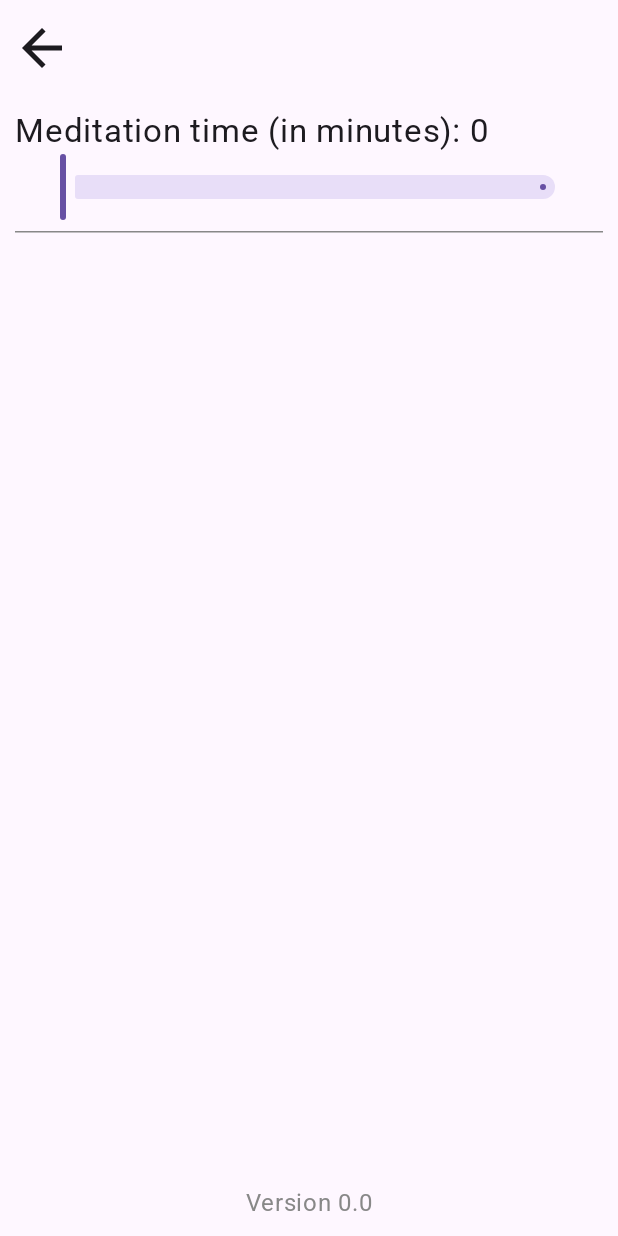
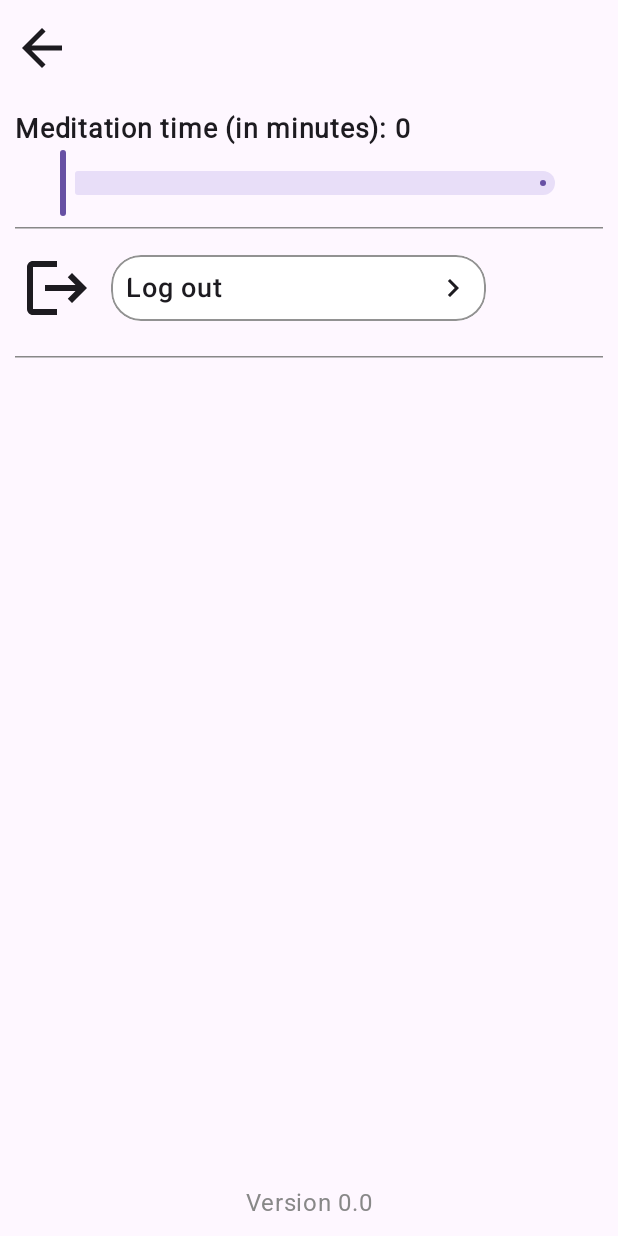
Before and after one commit to assperq/Meditation, an Android app built with Jetpack Compose: the SettingsScreen screen opened through its navigation route, on a phone screen of 412 x 824 dp. Run offline under Robolectric (Android 15) with nearby library versions, the phone set to English and light mode, and no system bars; our stand-ins replace Dagger/Hilt's generated code, Firebase (no records; nobody signed in at launch, a user with empty details on screens opened directly); 2 statements that could not run were skipped.

Commit message:
перенес выход из аккаунта в настройки и кнопку остановки медитации

```diff
--- a/app/src/main/java/com/w1nkkkk/meditation/data/datasource/remote/account/AccountRemoteDatasource.kt
+++ b/app/src/main/java/com/w1nkkkk/meditation/data/datasource/remote/account/AccountRemoteDatasource.kt
@@ -6,5 +6,6 @@ interface AccountRemoteDatasource {
     suspend fun changeName(name: String)
     suspend fun changeDaysCount(date: Long)
     suspend fun addAchievement(achievement: Map<String, String>)
+    suspend fun changeEmotionalState(state : Int)
     suspend fun getAccountData(id: String) : AccountDtoModel
 }
--- a/app/src/main/java/com/w1nkkkk/meditation/data/entity/AccountDtoModel.kt
+++ b/app/src/main/java/com/w1nkkkk/meditation/data/entity/AccountDtoModel.kt
@@ -3,11 +3,13 @@ package com.w1nkkkk.meditation.data.entity
 data class AccountDtoModel(
     val name : String,
     val day_count : Int,
-    val achievements : Map<String, String>
+    val achievements : Map<String, String>,
+    val emotion_state : Int
 ) {
     constructor() : this(
         "",
         0,
-        hashMapOf()
+        hashMapOf(),
+        0
     )
 }
--- a/app/src/main/java/com/w1nkkkk/meditation/data/mapper/AccountMapper.kt
+++ b/app/src/main/java/com/w1nkkkk/meditation/data/mapper/AccountMapper.kt
@@ -8,7 +8,8 @@ class AccountMapper {
         return AccountModel(
             name = account.name,
             dayCount = account.day_count,
-            achievements = account.achievements
+            achievements = account.achievements,
+            emotion_state = account.emotion_state
         )
     }
 }
--- a/app/src/main/java/com/w1nkkkk/meditation/data/repository/AccountRepositoryImpl.kt
+++ b/app/src/main/java/com/w1nkkkk/meditation/data/repository/AccountRepositoryImpl.kt
@@ -23,6 +23,10 @@ class AccountRepositoryImpl(
         datasourceImpl.addAchievement(achievement)
     }
 
+    override suspend fun changeEmotionalState(state: Int) {
+        datasourceImpl.changeEmotionalState(state)
+    }
+
     override suspend fun getAccountData(id: String): AccountModel {
         return mapper.map(datasourceImpl.getAccountData(id))
     }
--- a/app/src/main/java/com/w1nkkkk/meditation/domain/account/AccountModel.kt
+++ b/app/src/main/java/com/w1nkkkk/meditation/domain/account/AccountModel.kt
@@ -3,7 +3,8 @@ package com.w1nkkkk.meditation.domain.account
 data class AccountModel(
     val name : String,
     val dayCount : Int,
-    val achievements : Map<String, String>
+    val achievements : Map<String, String>,
+    val emotion_state : Int
 ) {
-    constructor() : this("", -1, mapOf())
+    constructor() : this("", -1, mapOf(), 0)
 }
--- a/app/src/main/java/com/w1nkkkk/meditation/domain/account/AccountRepository.kt
+++ b/app/src/main/java/com/w1nkkkk/meditation/domain/account/AccountRepository.kt
@@ -4,5 +4,6 @@ interface AccountRepository {
     suspend fun changeName(name: String)
     suspend fun changeDaysCount(date: Long)
     suspend fun addAchievement(achievement: Map<String, String>)
+    suspend fun changeEmotionalState(state : Int)
     suspend fun getAccountData(id: String) : AccountModel
 }
--- a/app/src/main/java/com/w1nkkkk/meditation/domain/services/MeditationService.kt
+++ b/app/src/main/java/com/w1nkkkk/meditation/domain/services/MeditationService.kt
@@ -63,11 +63,14 @@ class MeditationService : Service() {
                 sendCompletionNotification()
                 addHistoryItem(mode)
                 mediaPlayer.stop()
+                isRunning = false
                 stopSelf()
             }
         }.start()
 
         mediaPlayer.start()
+
+        isRunning = true
 
         return START_STICKY
     }
@@ -131,9 +134,12 @@ class MeditationService : Service() {
         super.onDestroy()
         timer?.cancel()
         mediaPlayer.release()
+        isRunning = false
     }
 
     companion object {
         const val EXTRA_DURATION = "duration_extra"
+
+        var isRunning : Boolean = false
     }
 }
--- a/app/src/main/java/com/w1nkkkk/meditation/presentation/screen/MainScreen.kt
+++ b/app/src/main/java/com/w1nkkkk/meditation/presentation/screen/MainScreen.kt
@@ -39,6 +39,7 @@ import androidx.compose.ui.draw.clip
 import androidx.compose.ui.layout.ContentScale
 import androidx.compose.ui.platform.LocalContext
 import androidx.compose.ui.res.painterResource
+import androidx.compose.ui.text.style.TextAlign
 import androidx.compose.ui.unit.dp
 import androidx.core.content.ContextCompat
 import androidx.hilt.navigation.compose.hiltViewModel
@@ -54,7 +55,6 @@ import com.w1nkkkk.meditation.domain.mode.Visualization
 import com.w1nkkkk.meditation.domain.mode.WalkingMeditation
 import com.w1nkkkk.meditation.domain.preferences.Preferences
 import com.w1nkkkk.meditation.domain.services.MeditationService
-import com.w1nkkkk.meditation.isMyServiceRunning
 import com.w1nkkkk.meditation.presentation.MainActivity
 import com.w1nkkkk.meditation.presentation.component.AppTopBar
 import com.w1nkkkk.meditation.presentation.component.BaseText
@@ -131,7 +131,7 @@ fun MainScreen(
                             VerticalSpace(4.dp)
                             BaseText(currentMode.getName(context))
                             VerticalSpace(4.dp)
-                            BaseText(currentMode.getDescription(context))
+                            BaseText(currentMode.getDescription(context), textAlign = TextAlign.Center)
                         }
                     }
 
@@ -174,8 +174,7 @@ fun MainScreen(
 
                 VerticalSpace(10.dp)
 
-                Button(onClick = {
-                    if (!isMyServiceRunning(MeditationService::class.java, context)) {
+                val startMeditation = {
                     accountViewModel.changeDaysCount()
                     val today = DateObject.convertLongToTime(DateObject.currentTimeToLong())
                     CoroutineScope(Dispatchers.IO).launch {
@@ -192,8 +191,27 @@ fun MainScreen(
                     }
                     ContextCompat.startForegroundService(context, intent)
                 }
+
+                val stopMeditation = {
+                    val intent = Intent(context, MeditationService::class.java)
+                    context.stopService(intent)
+                }
+
+                var buttonText by remember {
+                    mutableStateOf(context.getString(R.string.start_meditation))
+                }
+
+                Button(onClick = {
+                    if(MeditationService.isRunning) {
+                        stopMeditation()
+                        buttonText = context.getString(R.string.start_meditation)
+                    }
+                    else  {
+                        startMeditation()
+                        buttonText = context.getString(R.string.stop_meditation)
+                    }
                 }) {
-                    Text(context.getString(R.string.start_meditation))
+                    Text(text = buttonText)
                 }
             }
         }
--- a/app/src/main/java/com/w1nkkkk/meditation/presentation/screen/SettingsScreen.kt
+++ b/app/src/main/java/com/w1nkkkk/meditation/presentation/screen/SettingsScreen.kt
@@ -1,5 +1,9 @@
 package com.w1nkkkk.meditation.presentation.screen
 
+import androidx.compose.foundation.background
+import androidx.compose.foundation.border
+import androidx.compose.foundation.clickable
+import androidx.compose.foundation.layout.Arrangement
 import androidx.compose.foundation.layout.Box
 import androidx.compose.foundation.layout.Column
 import androidx.compose.foundation.layout.Row
@@ -8,28 +12,43 @@ import androidx.compose.foundation.layout.fillMaxSize
 import androidx.compose.foundation.layout.fillMaxWidth
 import androidx.compose.foundation.layout.height
 import androidx.compose.foundation.layout.padding
+import androidx.compose.foundation.layout.size
+import androidx.compose.foundation.layout.width
+import androidx.compose.foundation.shape.RoundedCornerShape
+import androidx.compose.material.icons.Icons
+import androidx.compose.material.icons.filled.KeyboardArrowRight
 import androidx.compose.material3.HorizontalDivider
+import androidx.compose.material3.Icon
 import androidx.compose.material3.Scaffold
 import androidx.compose.material3.Slider
+import androidx.compose.material3.Text
 import androidx.compose.runtime.Composable
 import androidx.compose.runtime.getValue
 import androidx.compose.runtime.remember
 import androidx.compose.runtime.setValue
 import androidx.compose.ui.Alignment
 import androidx.compose.ui.Modifier
+import androidx.compose.ui.draw.clip
 import androidx.compose.ui.graphics.Color
 import androidx.compose.ui.platform.LocalContext
+import androidx.compose.ui.res.painterResource
+import androidx.compose.ui.text.font.FontWeight
 import androidx.compose.ui.unit.dp
 import androidx.compose.ui.unit.sp
+import androidx.hilt.navigation.compose.hiltViewModel
 import androidx.navigation.NavController
 import com.w1nkkkk.meditation.R
 import com.w1nkkkk.meditation.presentation.MainActivity
 import com.w1nkkkk.meditation.presentation.component.AppTopBar
 import com.w1nkkkk.meditation.presentation.component.BaseText
+import com.w1nkkkk.meditation.presentation.component.auth.AuthViewModel
 import com.w1nkkkk.meditation.presentation.component.preferences.PreferencesPresenter
 
 @Composable
-fun SettingsScreen(navController : NavController, preferencesPresenter: PreferencesPresenter) {
+fun SettingsScreen(navController : NavController,
+   preferencesPresenter: PreferencesPresenter,
+   authViewModel: AuthViewModel = hiltViewModel()
+) {
     preferencesPresenter.getPreferences()
     val context = LocalContext.current
     val preferences by remember {
@@ -47,8 +66,9 @@ fun SettingsScreen(navController : NavController, preferencesPresenter: Preferen
         ) {
             Column {
                 Row(modifier = Modifier.fillMaxWidth()) {
-                    BaseText(context.getString(R.string.meditation_time_preference) + ": ", fontSize = 22.sp)
-                    BaseText("%.0f".format(meditationTime), fontSize = 22.sp)
+                    BaseText(context.getString(R.string.meditation_time_preference) + ": ", fontSize = 18.sp,
+                        fontWeight = FontWeight.SemiBold)
+                    BaseText("%.0f".format(meditationTime), fontSize = 18.sp, fontWeight = FontWeight.SemiBold)
                 }
 
                 Slider(
@@ -66,6 +86,22 @@ fun SettingsScreen(navController : NavController, preferencesPresenter: Preferen
 
                 Spacer(modifier = Modifier.height(5.dp))
                 HorizontalDivider(color = Color.Gray)
+                Spacer(modifier = Modifier.height(7.dp))
+
+                SettingsSection(
+                    iconPlaceholder = R.drawable.ic_logout,
+                    content = {
+                        SettingElement(
+                            text = context.getString(R.string.log_out_button),
+                            onElementClick = {
+                                authViewModel.singOut()
+                            }
+                        )
+                    }
+                )
+
+                Spacer(modifier = Modifier.height(5.dp))
+                HorizontalDivider(color = Color.Gray)
 
                 Box(
                     modifier = Modifier.fillMaxSize().padding(bottom = 10.dp),
@@ -77,3 +113,64 @@ fun SettingsScreen(navController : NavController, preferencesPresenter: Preferen
         }
     }
 }
+
+
+@Composable
+private fun SettingsSection(
+    iconPlaceholder: Int,
+    content: @Composable () -> Unit
+) {
+    Column {
+        Row(
+            verticalAlignment = Alignment.CenterVertically,
+            modifier = Modifier.padding(bottom = 8.dp)
+        ) {
+            Box(
+                modifier = Modifier
+                    .size(64.dp)
+                    .padding(end = 8.dp),
+                contentAlignment = Alignment.Center
+            ) {
+                Icon(painter = painterResource(iconPlaceholder), contentDescription = null,
+                    modifier = Modifier.size(48.dp))
+            }
+
+            Spacer(Modifier.padding(vertical = 4.dp))
+
+            content()
+        }
+    }
+}
+
+@Composable
+private fun SettingElement(
+    text : String,
+    onElementClick : () -> Unit
+) {
+    Box(
+        modifier = Modifier
+            .width(250.dp)
+            .clip(RoundedCornerShape(20.dp))
+            .border(
+                width = 1.dp,
+                color = Color(146, 146, 146),
+                shape = RoundedCornerShape(20.dp)
+            )
+            .background(Color.White)
+            .clickable(onClick = onElementClick)
+    ) {
+        Row(
+            verticalAlignment = Alignment.CenterVertically,
+            horizontalArrangement = Arrangement.SpaceBetween,
+            modifier = Modifier.fillMaxWidth().padding(10.dp).clip(RoundedCornerShape(70.dp))
+        ) {
+            Text(
+                text = text,
+                fontSize = 18.sp,
+                fontWeight = FontWeight.SemiBold
+            )
+
+            Icon(imageVector = Icons.Default.KeyboardArrowRight, contentDescription = null)
+        }
+    }
+}
--- a/app/src/main/res/values/strings.xml
+++ b/app/src/main/res/values/strings.xml
@@ -20,6 +20,8 @@
 
     <!--Buttons strings-->
     <string name="start_meditation">Start meditation</string>
+    <string name="stop_meditation">Stop meditation</string>
+    <string name="log_out_button">Log out</string>
 
     <string name="empty_string" translatable="false" />
 
--- a/build.gradle.kts
+++ b/build.gradle.kts
@@ -6,4 +6,5 @@ plugins {
     alias(libs.plugins.hilt.plugin) apply false
     alias(libs.plugins.ksp) apply false
     id("com.google.gms.google-services") version "4.4.2" apply false
+    alias(libs.plugins.android.library) apply false
 }
--- a/gradle/libs.versions.toml
+++ b/gradle/libs.versions.toml
@@ -21,6 +21,8 @@ credentials = "1.5.0-rc01"
 credentialsPlayServicesAuth = "1.3.0"
 googleid = "1.1.1"
 firebaseFirestore = "25.1.2"
+appcompat = "1.7.0"
+material = "1.12.0"
 
 [libraries]
 androidx-core-ktx = { group = "androidx.core", name = "core-ktx", version.ref = "coreKtx" }
@@ -61,6 +63,8 @@ androidx-credentials = { group = "androidx.credentials", name = "credentials", v
 androidx-credentials-play-services-auth = { group = "androidx.credentials", name = "credentials-play-services-auth", version.ref = "credentialsPlayServicesAuth" }
 googleid = { group = "com.google.android.libraries.identity.googleid", name = "googleid", version.ref = "googleid" }
 firebase-firestore = { group = "com.google.firebase", name = "firebase-firestore", version.ref = "firebaseFirestore" }
+androidx-appcompat = { group = "androidx.appcompat", name = "appcompat", version.ref = "appcompat" }
+material = { group = "com.google.android.material", name = "material", version.ref = "material" }
 
 
 
@@ -71,3 +75,4 @@ ksp = { id = "com.google.devtools.ksp", version = "2.1.0-1.0.29" }
 compose-compiler = { id = "org.jetbrains.kotlin.plugin.compose", version.ref = "kotlin" }
 google-gms-google-services = { id = "com.google.gms.google-services", version.ref = "googleGmsGoogleServices" }
 hilt-plugin = { id = 'com.google.dagger.hilt.android',  version.ref = 'hilt' }
+android-library = { id = "com.android.library", version.ref = "agp" }
```
Also changed, not shown: app/src/main/java/com/w1nkkkk/meditation/App.kt (+0 -12 lines), app/src/main/java/com/w1nkkkk/meditation/data/datasource/remote/DocumentFormer.kt (+12 -4 lines), app/src/main/java/com/w1nkkkk/meditation/data/datasource/remote/account/AccountRemoteDatasourceImpl.kt (+10 -10 lines), app/src/main/java/com/w1nkkkk/meditation/presentation/component/account/AccountViewModel.kt (+19 -4 lines), app/src/main/java/com/w1nkkkk/meditation/presentation/screen/ProfileScreen.kt (+0 -16 lines), 1 other file. Lines whose indentation alone changed are shown as unchanged.
